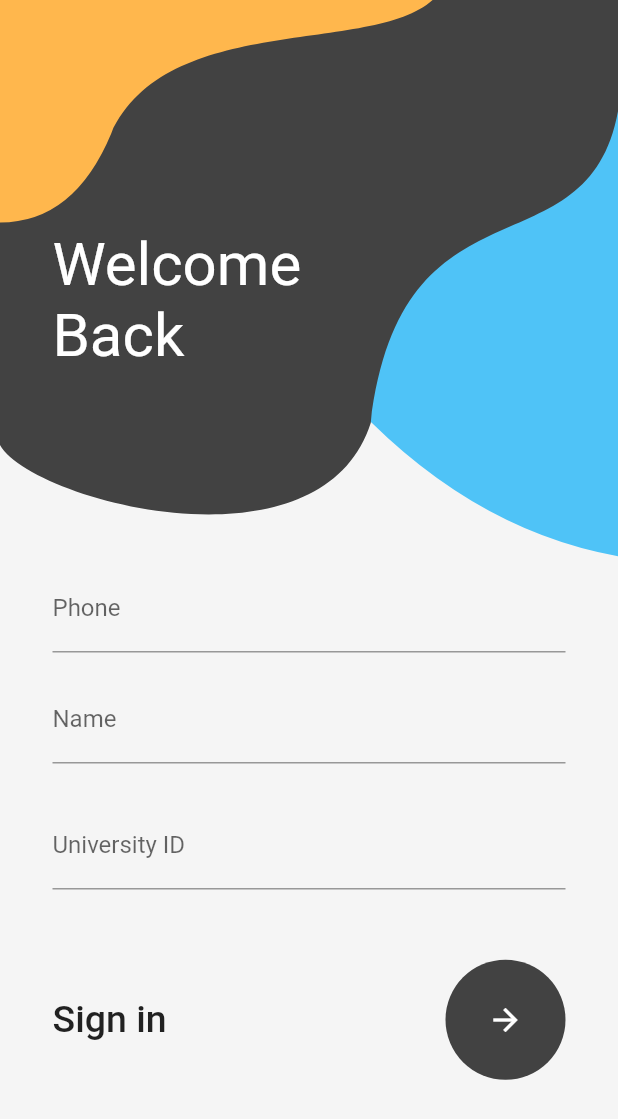
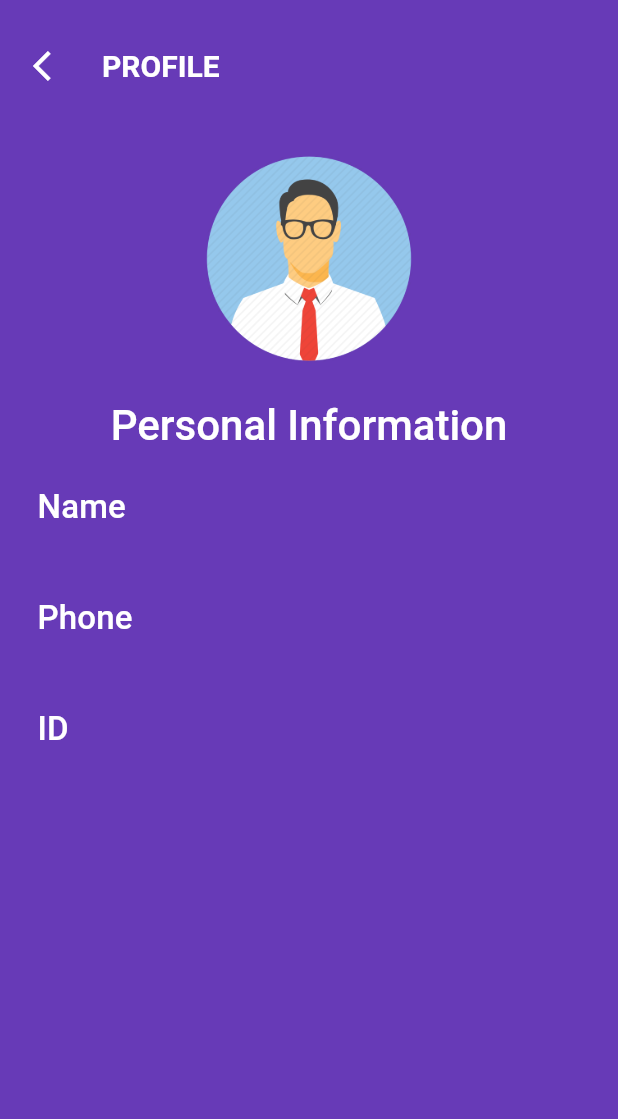
Before and after one commit to MohamedElmeligy/NU-turn, a Flutter app: the UpperButtons widget shown alone on an empty page, opened directly, after a tap on the "person" icon, on a phone screen of 412 x 824 dp. Shown: the top 1119 px of the screen. Run offline on Flutter 3.47's test engine with Material 2 defaults, Android fonts, the phone set to English and light mode, and no system bars; our stand-ins replace cloud_firestore, firebase_auth, google_maps_flutter, location, pin_code_text_field, shared_preferences; accounts and stored records are empty; Roboto replaces fonts that are missing (sans-serif-light).

Commit message:
auth v2.6

```diff
--- a/lib/main.dart
+++ b/lib/main.dart
@@ -3,6 +3,7 @@ import 'package:flutter/services.dart';
 import 'package:flutter/rendering.dart';
 
 import 'package:provider/provider.dart';
+import 'package:uturn/screens/map_screen.dart';
 
 import './providers/phone_auth.dart';
 
@@ -38,8 +39,26 @@ class MyApp extends StatelessWidget {
         ),
       ],
       child: MaterialApp(
+        theme: ThemeData(
+            scaffoldBackgroundColor: Colors.deepPurple,
+            secondaryHeaderColor: Colors.white,
+            textTheme: TextTheme(
+              title: TextStyle(color: Colors.white, fontSize: 28),
+              subtitle: TextStyle(color: Colors.white, fontSize: 22),
+              caption: TextStyle(color: Colors.white, fontSize: 18),
+            )),
         debugShowCheckedModeBanner: false,
-        home: LoginPage(),
+        // home: LoginPage(),
+        home: Consumer<Auth>(
+          builder: (ctx, auth, ch) {
+            return FutureBuilder(
+                future: auth.isAuth(),
+                builder: (ctx, auth) =>
+                    auth.connectionState == ConnectionState.waiting
+                        ? CircularProgressIndicator()
+                        : auth.data == true ? MapScreen() : LoginPage());
+          },
+        ),
       ),
     );
   }
--- a/lib/providers/phone_auth.dart
+++ b/lib/providers/phone_auth.dart
@@ -108,9 +108,6 @@ class Auth with ChangeNotifier {
       else
         errorDialog(_errorMsg);
     });
-
-    _isLoading = false;
-    notifyListeners();
   }
 
   Future<bool> _verification(AuthCredential auth) async {
@@ -147,6 +144,14 @@ class Auth with ChangeNotifier {
     return _loginSuccess;
   }
 
+  Future<bool> isAuth() async {
+    _prefs = await SharedPreferences.getInstance();
+    if (_prefs.getString('phone') == null) {
+      return false;
+    } else
+      return true;
+  }
+
   bool getShowpins() {
     return _showPins;
   }
@@ -175,6 +180,7 @@ class Auth with ChangeNotifier {
     user.name = _prefs.getString('name');
     user.phone = _prefs.getString('phone');
     user.id = _prefs.getString('id');
+    user.uid = _prefs.getString('uid');
     return user;
   }
 
@@ -207,16 +213,21 @@ class Auth with ChangeNotifier {
   }
 
   void setProfile(User newUser) {
-    print(newUser.phone);
+    print("setting profile");
     user.phone = newUser.phone;
     user.name = newUser.name;
     user.id = newUser.id;
     _prefs.setString('phone', user.phone);
     _prefs.setString('name', user.name);
     _prefs.setString('id', user.id);
+    print(user.phone);
+    print(user.name);
+    print(user.id);
+    print("done");
   }
 
-  void signout() {
-    _prefs.clear();
+  void signout() async {
+    print(user.phone);
+    await _prefs.remove('phone');
   }
 }
--- a/lib/screens/auth_screen.dart
+++ b/lib/screens/auth_screen.dart
@@ -170,9 +170,6 @@ class LoginPage extends StatelessWidget {
                       return null;
                     },
                     decoration: InputDecoration(labelText: 'University ID'),
-                    onChanged: (value) {
-                      _id = value;
-                    },
                     onSaved: (value) {
                       _id = value;
                     },
--- /dev/null
+++ b/lib/screens/profile_screen.dart
@@ -0,0 +1,223 @@
+import 'package:flutter/material.dart';
+import 'package:flutter/cupertino.dart';
+
+import 'package:provider/provider.dart';
+import 'package:uturn/screens/map_screen.dart';
+
+import '../providers/phone_auth.dart';
+import '../models/user.dart';
+
+class Profile extends StatefulWidget {
+  @override
+  MapScreenState createState() => MapScreenState();
+}
+
+class MapScreenState extends State<Profile> {
+  static User _userData = new User(phone: "", name: "", id: "");
+
+  // bool _showGoogleMaps = false;
+  final FocusNode myFocusNode = FocusNode();
+
+  // 'profile' has to be inside the state — maybe when setState() is excuted,
+  //  flutter checks whether a real change has occured to state's elements;
+  //  if not, won't rebuild
+
+  @override
+  void initState() {
+    super.initState();
+    _userData = Provider.of<Auth>(context, listen: false).getProfile();
+  }
+
+  @override
+  Widget build(BuildContext context) {
+    return Scaffold(
+      body: Container(
+          color: Theme.of(context).scaffoldBackgroundColor, child: _getbody()),
+    );
+  }
+
+  List<Widget> _getProfile() {
+    return [
+      Padding(
+        padding: EdgeInsets.only(top: 20.0),
+        child: Stack(fit: StackFit.loose, children: <Widget>[
+          Row(
+            crossAxisAlignment: CrossAxisAlignment.center,
+            mainAxisAlignment: MainAxisAlignment.center,
+            children: <Widget>[
+              Container(
+                  width: 140.0,
+                  height: 140.0,
+                  decoration: BoxDecoration(
+                    shape: BoxShape.circle,
+                    image: DecorationImage(
+                      image: ExactAssetImage('assets/as.png'),
+                      fit: BoxFit.cover,
+                    ),
+                  )),
+            ],
+          ),
+        ]),
+      ),
+      Padding(
+          padding: EdgeInsets.only(left: 25.0, right: 25.0, top: 25.0),
+          child: new Row(
+            mainAxisAlignment: MainAxisAlignment.center,
+            children: <Widget>[
+              Center(
+                child: new Text(
+                  'Personal Information',
+                  style: Theme.of(context).textTheme.title,
+                ),
+              ),
+            ],
+          )),
+      Padding(
+          padding: EdgeInsets.only(left: 25.0, right: 25.0, top: 25.0),
+          child: new Row(
+            mainAxisSize: MainAxisSize.max,
+            children: <Widget>[
+              new Column(
+                mainAxisAlignment: MainAxisAlignment.start,
+                mainAxisSize: MainAxisSize.min,
+                children: <Widget>[
+                  new Text(
+                    'Name',
+                    style: Theme.of(context).textTheme.subtitle,
+                  ),
+                ],
+              ),
+            ],
+          )),
+      Container(
+        // height: 50,
+        padding: EdgeInsets.only(left: 25.0, right: 25.0, top: 2.0),
+        child: new Text(
+          _userData.name,
+          style: Theme.of(context).textTheme.caption,
+        ),
+      ),
+      Padding(
+          padding: EdgeInsets.only(left: 25.0, right: 25.0, top: 25.0),
+          child: new Row(
+            mainAxisSize: MainAxisSize.max,
+            children: <Widget>[
+              new Column(
+                mainAxisAlignment: MainAxisAlignment.start,
+                mainAxisSize: MainAxisSize.min,
+                children: <Widget>[
+                  new Text(
+                    'Phone',
+                    style: Theme.of(context).textTheme.subtitle,
+                  ),
+                ],
+              ),
+            ],
+          )),
+      Container(
+        padding: EdgeInsets.only(left: 25.0, right: 25.0, top: 2.0),
+        child: new Text(
+          _userData.phone,
+          style: Theme.of(context).textTheme.caption,
+        ),
+      ),
+      Padding(
+          padding: EdgeInsets.only(left: 25.0, right: 25.0, top: 25.0),
+          child: new Row(
+            mainAxisSize: MainAxisSize.max,
+            children: <Widget>[
+              new Column(
+                mainAxisAlignment: MainAxisAlignment.start,
+                mainAxisSize: MainAxisSize.min,
+                children: <Widget>[
+                  new Text(
+                    'ID',
+                    style: Theme.of(context).textTheme.subtitle,
+                  ),
+                ],
+              ),
+            ],
+          )),
+      Container(
+        padding: EdgeInsets.only(left: 25.0, right: 25.0, top: 2.0),
+        child: new Text(
+          _userData.id,
+          style: Theme.of(context).textTheme.caption,
+        ),
+      ),
+    ];
+  }
+
+  Widget _getbody() {
+    return ListView(
+      children: <Widget>[
+        Column(
+          children: <Widget>[
+            Container(
+              height: MediaQuery.of(context).size.height * 0.1,
+              color: Theme.of(context).scaffoldBackgroundColor,
+              child: Column(
+                children: <Widget>[
+                  Padding(
+                    padding: EdgeInsets.only(left: 10.0, top: 20.0),
+                    child: Row(
+                      mainAxisAlignment: MainAxisAlignment.start,
+                      crossAxisAlignment: CrossAxisAlignment.center,
+                      children: <Widget>[
+                        IconButton(
+                          padding: const EdgeInsets.all(0),
+                          alignment: Alignment.center,
+                          onPressed: () {
+                            Navigator.of(context).pushReplacement(
+                              MaterialPageRoute(
+                                builder: (context) => MapScreen(),
+                              ),
+                            );
+                          },
+                          color: Colors.white,
+                          icon: Icon(
+                            Icons.arrow_back_ios,
+                            color: Colors.white,
+                            size: 24.0,
+                          ),
+                        ),
+                        Padding(
+                          padding: EdgeInsets.only(left: 10.0),
+                          child: Text('PROFILE',
+                              style: TextStyle(
+                                  fontWeight: FontWeight.bold,
+                                  fontSize: 20,
+                                  fontFamily: 'sans-serif-light',
+                                  color:
+                                      Theme.of(context).secondaryHeaderColor)),
+                        ),
+                      ],
+                    ),
+                  ),
+                ],
+              ),
+            ),
+            Container(
+              color: Theme.of(context).scaffoldBackgroundColor,
+              child: Padding(
+                padding: EdgeInsets.only(bottom: 25.0),
+                child: Column(
+                  crossAxisAlignment: CrossAxisAlignment.start,
+                  mainAxisAlignment: MainAxisAlignment.start,
+                  children: _getProfile(),
+                ),
+              ),
+            ),
+          ],
+        ),
+      ],
+    );
+  }
+
+  @override
+  void dispose() {
+    // Clean up the controller when the Widget is disposed
+    myFocusNode.dispose();
+    super.dispose();
+  }
+}
--- a/lib/screens/upper_buttons_map.dart
+++ b/lib/screens/upper_buttons_map.dart
@@ -4,6 +4,7 @@ import 'package:flutter/material.dart';
 
 import 'package:provider/provider.dart';
 
+import './profile_screen.dart';
 import './auth_screen.dart';
 import '../providers/phone_auth.dart';
 
@@ -24,10 +25,9 @@ class UpperButtons extends StatelessWidget {
             padding: const EdgeInsets.all(0),
             alignment: Alignment.center,
             onPressed: () {
-              Provider.of<Auth>(context, listen: false).signout();
               Navigator.of(context).pushReplacement(
                 MaterialPageRoute(
-                  builder: (context) => LoginPage(),
+                  builder: (context) => Profile(),
                 ),
               );
             },
--- a/pubspec.yaml
+++ b/pubspec.yaml
@@ -49,6 +49,7 @@ flutter:
     - assets/destination_map_marker.png
     - assets/friend1.jpg
     - assets/friend2.jpg
+    - assets/as.png
   # An image asset can refer to one or more resolution-specific "variants", see
   # https://flutter.dev/assets-and-images/#resolution-aware.
   # For details regarding adding assets from package dependencies, see
```
Also changed, not shown: assets/as.png (added).
